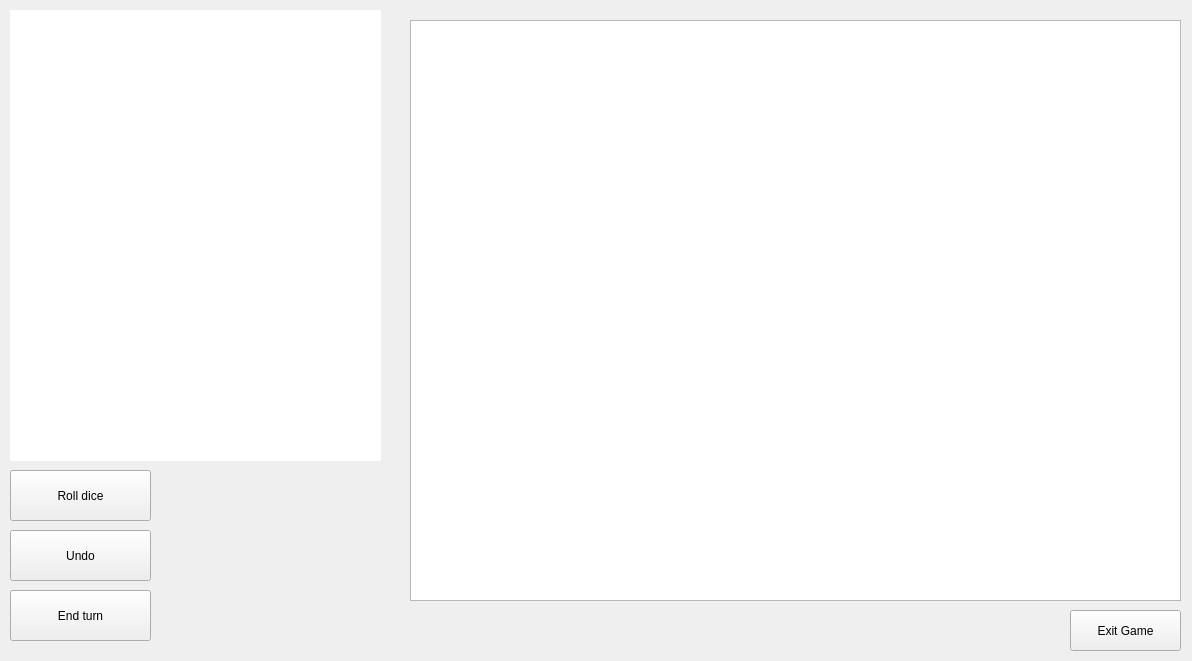
Above: BackgammonPP/boardwindow.ui from daniilgrbic/BackgammonPP before the change. Below: the same form after it.
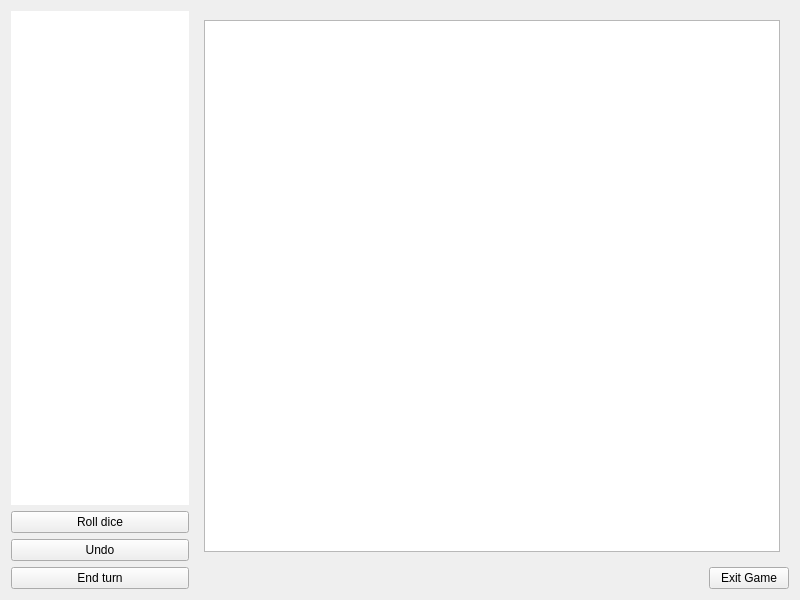
That is the form after the change. The open tabs and pages were chosen to show the change.

Commit message: WIP: resizable menus, BoardScene doesn't work

```diff
--- a/BackgammonPP/boardwindow.ui
+++ b/BackgammonPP/boardwindow.ui
@@ -6,112 +6,157 @@
    <rect>
     <x>0</x>
     <y>0</y>
-    <width>1192</width>
-    <height>661</height>
+    <width>800</width>
+    <height>600</height>
    </rect>
   </property>
   <property name="windowTitle">
    <string>Form</string>
   </property>
-  <widget class="QGraphicsView" name="boardView">
-   <property name="geometry">
-    <rect>
-     <x>410</x>
-     <y>20</y>
-     <width>771</width>
-     <height>581</height>
-    </rect>
-   </property>
-  </widget>
-  <widget class="QPushButton" name="pbExitCurrentGame">
-   <property name="geometry">
-    <rect>
-     <x>1070</x>
-     <y>610</y>
-     <width>111</width>
-     <height>41</height>
-    </rect>
-   </property>
-   <property name="cursor">
-    <cursorShape>PointingHandCursor</cursorShape>
-   </property>
-   <property name="text">
-    <string>Exit Game</string>
-   </property>
-  </widget>
-  <widget class="QPushButton" name="pbRollDice">
-   <property name="geometry">
-    <rect>
-     <x>10</x>
-     <y>470</y>
-     <width>141</width>
-     <height>51</height>
-    </rect>
-   </property>
-   <property name="cursor">
-    <cursorShape>PointingHandCursor</cursorShape>
-   </property>
-   <property name="text">
-    <string>Roll dice</string>
-   </property>
-  </widget>
-  <widget class="QPushButton" name="pbEndTurn">
-   <property name="geometry">
-    <rect>
-     <x>10</x>
-     <y>590</y>
-     <width>141</width>
-     <height>51</height>
-    </rect>
-   </property>
-   <property name="cursor">
-    <cursorShape>PointingHandCursor</cursorShape>
-   </property>
-   <property name="text">
-    <string>End turn</string>
-   </property>
-  </widget>
-  <widget class="QPushButton" name="pbUndo">
-   <property name="geometry">
-    <rect>
-     <x>10</x>
-     <y>530</y>
-     <width>141</width>
-     <height>51</height>
-    </rect>
-   </property>
-   <property name="cursor">
-    <cursorShape>PointingHandCursor</cursorShape>
-   </property>
-   <property name="text">
-    <string>Undo</string>
-   </property>
-  </widget>
-  <widget class="QListView" name="listView">
-   <property name="geometry">
-    <rect>
-     <x>10</x>
-     <y>10</y>
-     <width>371</width>
-     <height>451</height>
-    </rect>
-   </property>
-   <property name="styleSheet">
-    <string notr="true">QListView {
+  <layout class="QHBoxLayout" name="horizontalLayout" stretch="3,10">
+   <item>
+    <layout class="QVBoxLayout" name="verticalLayout">
+     <item>
+      <widget class="QListView" name="listView">
+       <property name="styleSheet">
+        <string notr="true">QListView {
 	border: 1px black;
 }</string>
-   </property>
-  </widget>
-  <widget class="QGraphicsView" name="historyboardView">
-   <property name="geometry">
-    <rect>
-     <x>410</x>
-     <y>20</y>
-     <width>771</width>
-     <height>581</height>
-    </rect>
-   </property>
-  </widget>
+       </property>
+      </widget>
+     </item>
+     <item>
+      <widget class="QPushButton" name="pbRollDice">
+       <property name="cursor">
+        <cursorShape>PointingHandCursor</cursorShape>
+       </property>
+       <property name="text">
+        <string>Roll dice</string>
+       </property>
+      </widget>
+     </item>
+     <item>
+      <widget class="QPushButton" name="pbUndo">
+       <property name="cursor">
+        <cursorShape>PointingHandCursor</cursorShape>
+       </property>
+       <property name="text">
+        <string>Undo</string>
+       </property>
+      </widget>
+     </item>
+     <item>
+      <widget class="QPushButton" name="pbEndTurn">
+       <property name="cursor">
+        <cursorShape>PointingHandCursor</cursorShape>
+       </property>
+       <property name="text">
+        <string>End turn</string>
+       </property>
+      </widget>
+     </item>
+    </layout>
+   </item>
+   <item>
+    <layout class="QVBoxLayout" name="verticalLayout_2">
+     <item>
+      <widget class="QStackedWidget" name="stackedWidget">
+       <property name="sizePolicy">
+        <sizepolicy hsizetype="MinimumExpanding" vsizetype="MinimumExpanding">
+         <horstretch>0</horstretch>
+         <verstretch>0</verstretch>
+        </sizepolicy>
+       </property>
+       <property name="currentIndex">
+        <number>0</number>
+       </property>
+       <widget class="QWidget" name="page1">
+        <property name="sizePolicy">
+         <sizepolicy hsizetype="Preferred" vsizetype="Preferred">
+          <horstretch>0</horstretch>
+          <verstretch>0</verstretch>
+         </sizepolicy>
+        </property>
+        <layout class="QVBoxLayout" name="verticalLayout_3" stretch="0">
+         <item>
+          <widget class="QGraphicsView" name="historyboardView">
+           <property name="sizePolicy">
+            <sizepolicy hsizetype="MinimumExpanding" vsizetype="MinimumExpanding">
+             <horstretch>0</horstretch>
+             <verstretch>0</verstretch>
+            </sizepolicy>
+           </property>
+           <property name="minimumSize">
+            <size>
+             <width>0</width>
+             <height>0</height>
+            </size>
+           </property>
+          </widget>
+         </item>
+        </layout>
+       </widget>
+       <widget class="QWidget" name="page2">
+        <property name="sizePolicy">
+         <sizepolicy hsizetype="MinimumExpanding" vsizetype="MinimumExpanding">
+          <horstretch>0</horstretch>
+          <verstretch>0</verstretch>
+         </sizepolicy>
+        </property>
+        <layout class="QVBoxLayout" name="verticalLayout_4">
+         <property name="sizeConstraint">
+          <enum>QLayout::SetDefaultConstraint</enum>
+         </property>
+         <item>
+          <widget class="QGraphicsView" name="boardView">
+           <property name="sizePolicy">
+            <sizepolicy hsizetype="MinimumExpanding" vsizetype="MinimumExpanding">
+             <horstretch>0</horstretch>
+             <verstretch>0</verstretch>
+            </sizepolicy>
+           </property>
+           <property name="minimumSize">
+            <size>
+             <width>0</width>
+             <height>0</height>
+            </size>
+           </property>
+          </widget>
+         </item>
+        </layout>
+       </widget>
+      </widget>
+     </item>
+     <item>
+      <layout class="QHBoxLayout" name="horizontalLayout_2">
+       <item>
+        <spacer name="horizontalSpacer">
+         <property name="orientation">
+          <enum>Qt::Horizontal</enum>
+         </property>
+         <property name="sizeHint" stdset="0">
+          <size>
+           <width>40</width>
+           <height>20</height>
+          </size>
+         </property>
+        </spacer>
+       </item>
+       <item>
+        <widget class="QPushButton" name="pbExitCurrentGame">
+         <property name="cursor">
+          <cursorShape>PointingHandCursor</cursorShape>
+         </property>
+         <property name="text">
+          <string>Exit Game</string>
+         </property>
+        </widget>
+       </item>
+      </layout>
+     </item>
+    </layout>
+   </item>
+  </layout>
  </widget>
  <resources/>
  <connections/>
```
The commit also changes 6 other files.
